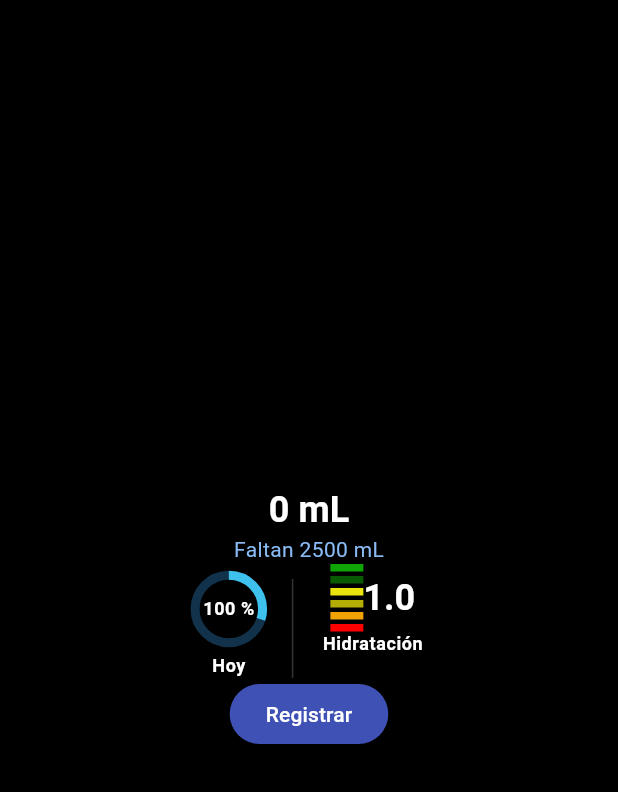
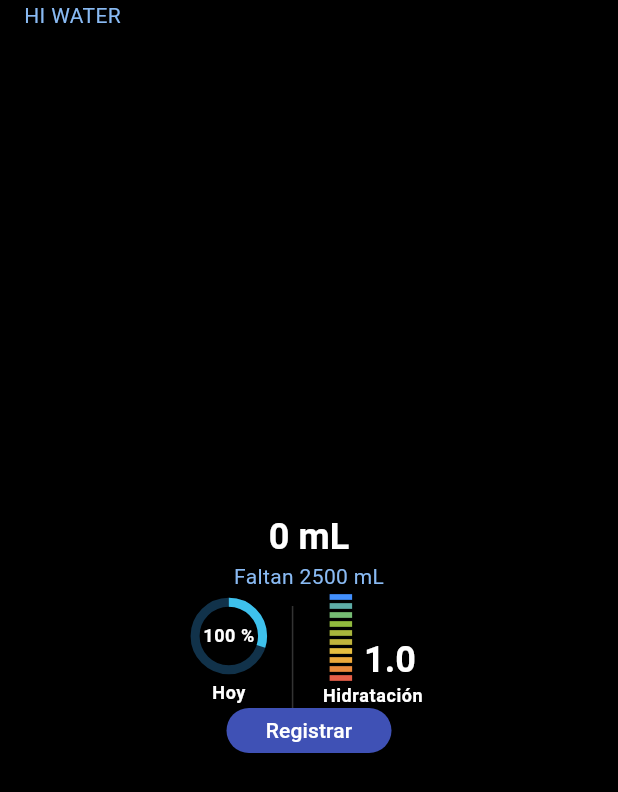
Before and after one commit to Daniel-Fernandez-Guarneros/App_Hi_Water, a Flutter app: the screen it shows after launch, on a phone screen of 412 x 824 dp. Shown: the top 792 px of the screen. Run offline on Flutter 3.47's test engine with Material 2 defaults, Android fonts, the light colour scheme and no system bars.

Commit message:
Agregando colores a la barra de progreso, ajustando el label y agregando la AppBar

```diff
--- a/lib/assets/interval_progress_bar.dart
+++ b/lib/assets/interval_progress_bar.dart
@@ -13,6 +13,9 @@ class _IntervalProgressBarState extends State<IntervalProgressBar> {
     return Row(
       children: [
         _bar(),
+        const SizedBox(
+          width: 8,
+        ),
         _label(),
       ],
     );
@@ -21,25 +24,33 @@ class _IntervalProgressBarState extends State<IntervalProgressBar> {
   Widget _bar() {
     return Column(
       children: [
-        _interval(customColor: const Color.fromARGB(255, 13, 166, 5)),
+        _interval(customColor: const Color.fromARGB(255, 66, 144, 255)),
         _separator(),
-        _interval(customColor: const Color.fromARGB(255, 8, 91, 3)),
+        _interval(customColor: const Color.fromARGB(255, 94, 173, 167)),
         _separator(),
-        _interval(customColor: const Color.fromARGB(255, 235, 228, 12)),
+        _interval(customColor: const Color.fromARGB(255, 118, 188, 116)),
         _separator(),
-        _interval(customColor: const Color.fromARGB(255, 179, 173, 4)),
+        _interval(customColor: const Color.fromARGB(255, 145, 186, 62)),
         _separator(),
-        _interval(customColor: const Color.fromARGB(255, 240, 161, 3)),
+        _interval(customColor: const Color.fromARGB(255, 169, 183, 60)),
         _separator(),
-        _interval(customColor: const Color.fromARGB(255, 255, 0, 0)),
+        _interval(customColor: const Color.fromARGB(255, 192, 181, 60)),
+        _separator(),
+        _interval(customColor: const Color.fromARGB(255, 230, 190, 64)),
+        _separator(),
+        _interval(customColor: const Color.fromARGB(255, 237, 169, 59)),
+        _separator(),
+        _interval(customColor: const Color.fromARGB(255, 235, 138, 60)),
+        _separator(),
+        _interval(customColor: const Color.fromARGB(255, 229, 95, 72)),
       ],
     );
   }
 
   Widget _interval({required Color customColor}) {
     return SizedBox(
-      width: 22.0,
-      height: 5.0,
+      width: 15.0,
+      height: 3.8,
       child: DecoratedBox(
         decoration: BoxDecoration(
           color: customColor,
@@ -50,14 +61,21 @@ class _IntervalProgressBarState extends State<IntervalProgressBar> {
 
   Widget _separator() {
     return const SizedBox(
-      height: 3,
+      height: 2.2,
     );
   }
 
   Widget _label() {
-    return Text(
-      '1.0',
-      style: Theme.of(context).textTheme.headlineSmall,
+    return Column(
+      children: [
+        const SizedBox(
+          height: 30.0,
+        ),
+        Text(
+          '1.0',
+          style: Theme.of(context).textTheme.headlineSmall,
+        ),
+      ],
     );
   }
 }
--- a/lib/main.dart
+++ b/lib/main.dart
@@ -16,7 +16,8 @@ class MyApp extends StatelessWidget {
       debugShowCheckedModeBanner: false,
       theme: ThemeData(
         scaffoldBackgroundColor: Colors.black,
-        primaryColor: Colors.red,
+        primaryColor: Colors.indigo,
+        appBarTheme: const AppBarTheme(color: Colors.black),
         textTheme: const TextTheme(
           headlineSmall:
               TextStyle(color: Colors.white, fontWeight: FontWeight.bold),
--- a/lib/screens/start_screen.dart
+++ b/lib/screens/start_screen.dart
@@ -12,6 +12,16 @@ class _StartScreenState extends State<StartScreen> {
   @override
   Widget build(BuildContext context) {
     return Scaffold(
+      appBar: AppBar(
+        toolbarHeight: 20.0,
+        centerTitle: false,
+        leadingWidth: 0,
+        title: Text(
+          'HI WATER',
+          style: Theme.of(context).textTheme.bodyMedium,
+        ),
+        // actions: [],
+      ),
       body: Column(
         mainAxisAlignment: MainAxisAlignment.center,
         children: [
@@ -123,9 +133,15 @@ class _StartScreenState extends State<StartScreen> {
 
   Widget _buttonReg() {
     return Center(
-      child: ElevatedButton(
-        onPressed: () {},
-        child: const Text('Registrar'),
+      child: ConstrainedBox(
+        constraints: const BoxConstraints.tightFor(
+          width: 110,
+          height: 30,
+        ),
+        child: ElevatedButton(
+          onPressed: () {},
+          child: const Text('Registrar'),
+        ),
       ),
     );
   }
```
